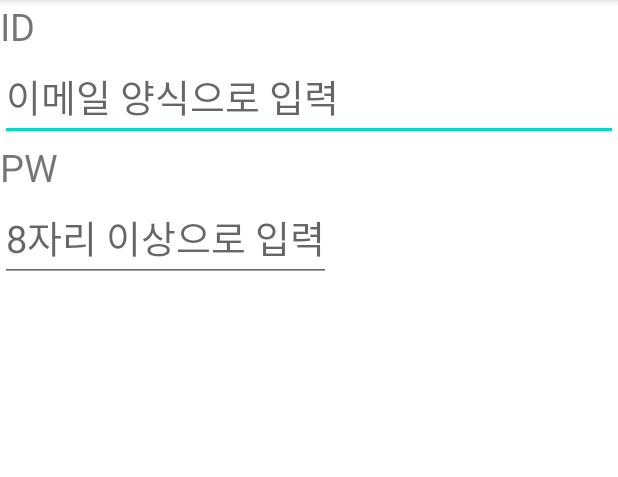
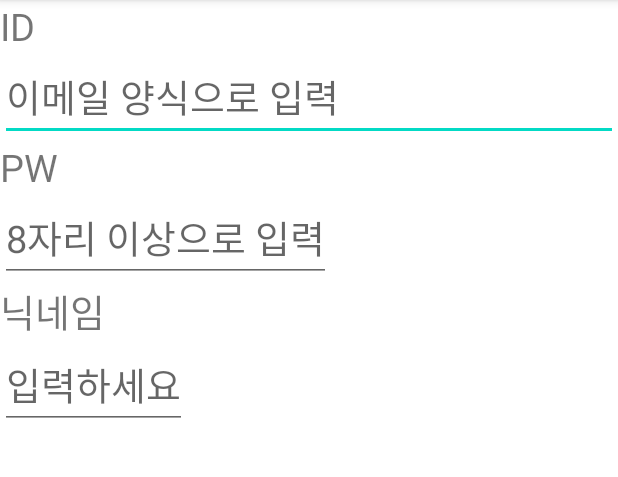
Before and after one commit to gp02als/MyApplication_20220515, an Android app: the screen it shows after launch (MainActivity), on a phone screen of 412 x 824 dp, the part 84-561 px from its top. Run offline under Robolectric (Android 15) with nearby library versions, the phone set to English and light mode, and no system bars.

```diff
--- a/app/src/main/res/layout/activity_main.xml
+++ b/app/src/main/res/layout/activity_main.xml
@@ -39,4 +39,18 @@
         android:inputType="textPassword"
     />
 
+    <TextView
+        android:layout_width="wrap_content"
+        android:layout_height="wrap_content"
+        android:text="닉네임"
+        android:textSize="25sp"
+        />
+
+    <EditText
+        android:layout_width="wrap_content"
+        android:layout_height="wrap_content"
+        android:textSize="25sp"
+        android:hint="입력하세요"
+        android:singleLine="true"
+        />
 </LinearLayout>
```
